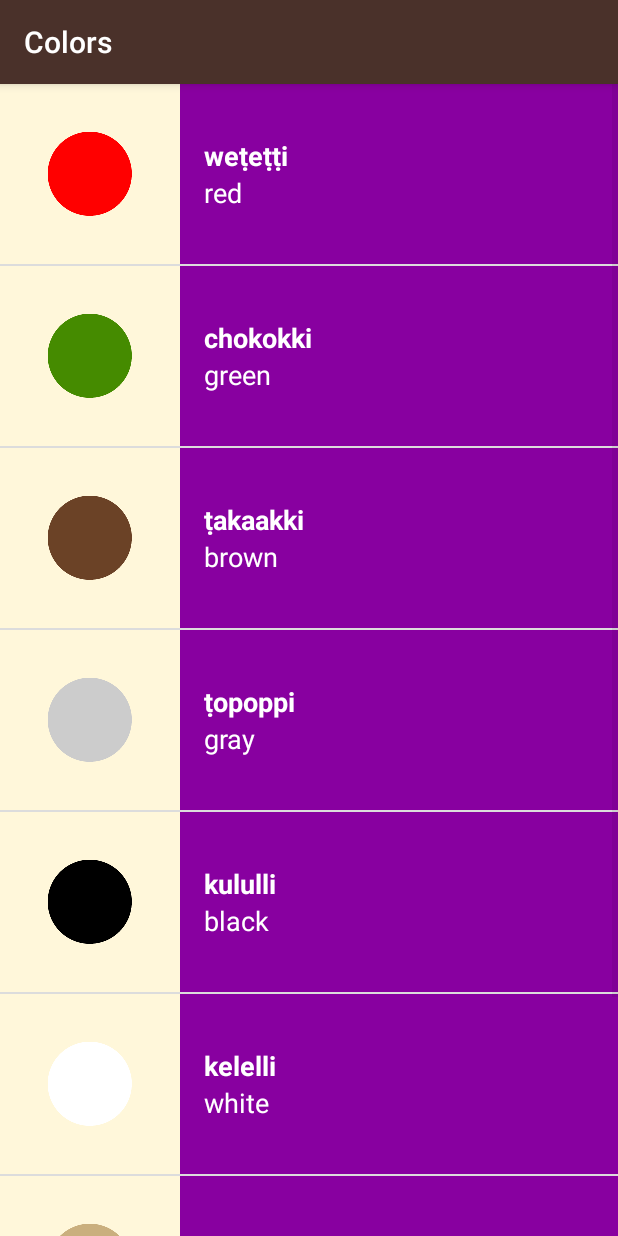
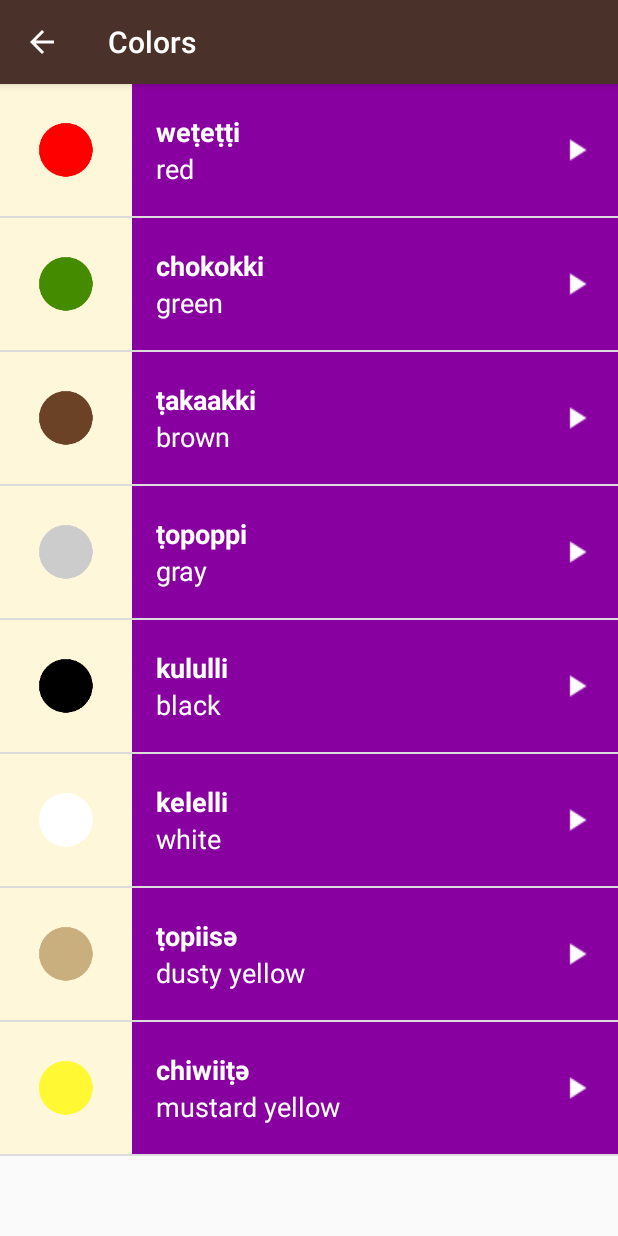
Before and after one commit to JoshMayberry/Miwok, an Android app: the ColorsActivity screen opened directly, with no data from a screen before it, on a phone screen of 412 x 824 dp. Run offline under Robolectric (Android 15) with nearby library versions, the light colour scheme and no system bars.

Commit message:
Added an up button to go from the child to parent

```diff
--- a/app/src/main/java/com/example/android/miwok/ColorsActivity.java
+++ b/app/src/main/java/com/example/android/miwok/ColorsActivity.java
@@ -14,6 +14,12 @@ public class ColorsActivity extends AppCompatActivity {
     @Override
     protected void onCreate(Bundle savedInstanceState) {
         super.onCreate(savedInstanceState);
+
+        //See: https://developer.android.com/training/design-navigation/ancestral-temporal.html
+        //See: https://developer.android.com/training/design-navigation/screen-planning.html?utm_source=udacity&utm_medium=course&utm_campaign=android_basics#diagram-relationships
+        //Use: https://developer.android.com/training/implementing-navigation/ancestral.html?utm_source=udacity&utm_medium=course&utm_campaign=android_basics#up
+        getSupportActionBar().setDisplayHomeAsUpEnabled(true);
+
         setContentView(R.layout.word_list);
         mWordGenerator = new WordGenerator(this)
                 .setDefaultIdList(defaultIdList)
--- a/app/src/main/java/com/example/android/miwok/FamilyActivity.java
+++ b/app/src/main/java/com/example/android/miwok/FamilyActivity.java
@@ -14,6 +14,12 @@ public class FamilyActivity extends AppCompatActivity {
     @Override
     protected void onCreate(Bundle savedInstanceState) {
         super.onCreate(savedInstanceState);
+
+        //See: https://developer.android.com/training/design-navigation/ancestral-temporal.html
+        //See: https://developer.android.com/training/design-navigation/screen-planning.html?utm_source=udacity&utm_medium=course&utm_campaign=android_basics#diagram-relationships
+        //Use: https://developer.android.com/training/implementing-navigation/ancestral.html?utm_source=udacity&utm_medium=course&utm_campaign=android_basics#up
+        getSupportActionBar().setDisplayHomeAsUpEnabled(true);
+
         setContentView(R.layout.word_list);
         mWordGenerator = new WordGenerator(this)
                 .setDefaultIdList(defaultIdList)
--- a/app/src/main/java/com/example/android/miwok/NumbersActivity.java
+++ b/app/src/main/java/com/example/android/miwok/NumbersActivity.java
@@ -14,6 +14,12 @@ public class NumbersActivity extends AppCompatActivity {
     @Override
     protected void onCreate(Bundle savedInstanceState) {
         super.onCreate(savedInstanceState);
+
+        //See: https://developer.android.com/training/design-navigation/ancestral-temporal.html
+        //See: https://developer.android.com/training/design-navigation/screen-planning.html?utm_source=udacity&utm_medium=course&utm_campaign=android_basics#diagram-relationships
+        //Use: https://developer.android.com/training/implementing-navigation/ancestral.html?utm_source=udacity&utm_medium=course&utm_campaign=android_basics#up
+        getSupportActionBar().setDisplayHomeAsUpEnabled(true);
+
         setContentView(R.layout.word_list);
         mWordGenerator = new WordGenerator(this)
                 .setDefaultIdList(defaultIdList)
--- a/app/src/main/java/com/example/android/miwok/PhrasesActivity.java
+++ b/app/src/main/java/com/example/android/miwok/PhrasesActivity.java
@@ -13,6 +13,12 @@ public class PhrasesActivity extends AppCompatActivity {
     @Override
     protected void onCreate(Bundle savedInstanceState) {
         super.onCreate(savedInstanceState);
+
+        //See: https://developer.android.com/training/design-navigation/ancestral-temporal.html
+        //See: https://developer.android.com/training/design-navigation/screen-planning.html?utm_source=udacity&utm_medium=course&utm_campaign=android_basics#diagram-relationships
+        //Use: https://developer.android.com/training/implementing-navigation/ancestral.html?utm_source=udacity&utm_medium=course&utm_campaign=android_basics#up
+        getSupportActionBar().setDisplayHomeAsUpEnabled(true);
+
         setContentView(R.layout.word_list);
         mWordGenerator = new WordGenerator(this)
                 .setDefaultIdList(defaultIdList)
--- a/app/src/main/res/layout/list_item.xml
+++ b/app/src/main/res/layout/list_item.xml
@@ -1,27 +1,35 @@
 <?xml version="1.0" encoding="utf-8"?>
-<LinearLayout xmlns:android="http://schemas.android.com/apk/res/android"
+<android.support.constraint.ConstraintLayout xmlns:android="http://schemas.android.com/apk/res/android"
+    xmlns:app="http://schemas.android.com/apk/res-auto"
     xmlns:tools="http://schemas.android.com/tools"
     android:layout_width="match_parent"
     android:layout_height="wrap_content"
-    android:orientation="horizontal"
-    android:minHeight="@dimen/list_item_height"
-    >
+    android:minHeight="@dimen/list_item_height">
 
     <ImageView
         android:id="@+id/list_item_image"
-        android:layout_width="wrap_content"
-        android:layout_height="match_parent"
+        android:layout_width="@dimen/list_item_height"
+        android:layout_height="0dp"
+        android:background="@color/tan_background"
         android:padding="16dp"
-        android:background="@color/tan_background"
-        android:src="@mipmap/ic_launcher" />
+        android:src="@mipmap/ic_launcher"
+        app:layout_constraintBottom_toBottomOf="parent"
+        app:layout_constraintStart_toStartOf="parent"
+        app:layout_constraintTop_toTopOf="parent" />
 
     <LinearLayout
         android:id="@+id/word_section"
-        android:layout_width="match_parent"
-        android:layout_height="match_parent"
+        android:layout_width="0dp"
+        android:layout_height="0dp"
+        android:layout_toEndOf="@+id/list_item_image"
+        android:layout_toRightOf="@+id/list_item_image"
+        android:background="@android:color/black"
         android:orientation="vertical"
-        android:background="@android:color/black"
-        android:padding="16dp">
+        android:padding="16dp"
+        app:layout_constraintBottom_toBottomOf="parent"
+        app:layout_constraintEnd_toEndOf="parent"
+        app:layout_constraintStart_toEndOf="@+id/list_item_image"
+        app:layout_constraintTop_toTopOf="parent">
 
         <TextView
             android:id="@+id/list_item_top"
@@ -29,9 +37,9 @@
             android:layout_height="0dp"
             android:layout_weight="1"
             android:gravity="bottom"
-            android:textStyle="bold"
             android:textAppearance="?android:textAppearanceMedium"
             android:textColor="@android:color/white"
+            android:textStyle="bold"
             tools:text="lutti" />
 
         <TextView
@@ -45,4 +53,18 @@
             tools:text="one" />
     </LinearLayout>
 
-</LinearLayout>
+    <ImageView
+        android:id="@+id/imageView"
+        android:layout_width="wrap_content"
+        android:layout_height="wrap_content"
+        android:layout_marginTop="8dp"
+        android:layout_marginEnd="16dp"
+        android:layout_marginRight="16dp"
+        android:layout_marginBottom="8dp"
+        app:layout_constraintBottom_toBottomOf="parent"
+        app:layout_constraintEnd_toEndOf="parent"
+        app:layout_constraintTop_toTopOf="parent"
+        app:srcCompat="@drawable/baseline_play_arrow_white_24dp"
+        android:contentDescription="@string/play_sound" />
+
+</android.support.constraint.ConstraintLayout>
--- a/app/src/main/res/values/colors.xml
+++ b/app/src/main/res/values/colors.xml
@@ -21,6 +21,7 @@
     <color name="primary_dark_color">#2F1D1A</color>
 
     <!-- Background color for app -->
+    <!--?android:attr/selectableItemBackground-->
     <color name="tan_background">#FFF7DA</color>
 
     <!-- Background color for the numbers category -->
--- a/app/src/main/res/values/strings.xml
+++ b/app/src/main/res/values/strings.xml
@@ -108,7 +108,7 @@
     <string name="word_miwok_phrase_8">әәnәm</string>
     <string name="word_miwok_phrase_9">yoowutis</string>
     <string name="word_miwok_phrase_10">әnni\'nem</string>
-
+    <string name="play_sound">Play Sound</string>
 
 
 </resources>
```
Also changed, not shown: app/src/main/AndroidManifest.xml (+17 -6 lines), app/src/main/res/layout/activity_main.xml (+29 -17 lines), app/src/main/res/drawable/baseline_play_arrow_black_24dp.png (added), app/src/main/res/drawable/baseline_play_arrow_white_24dp.png (added).
